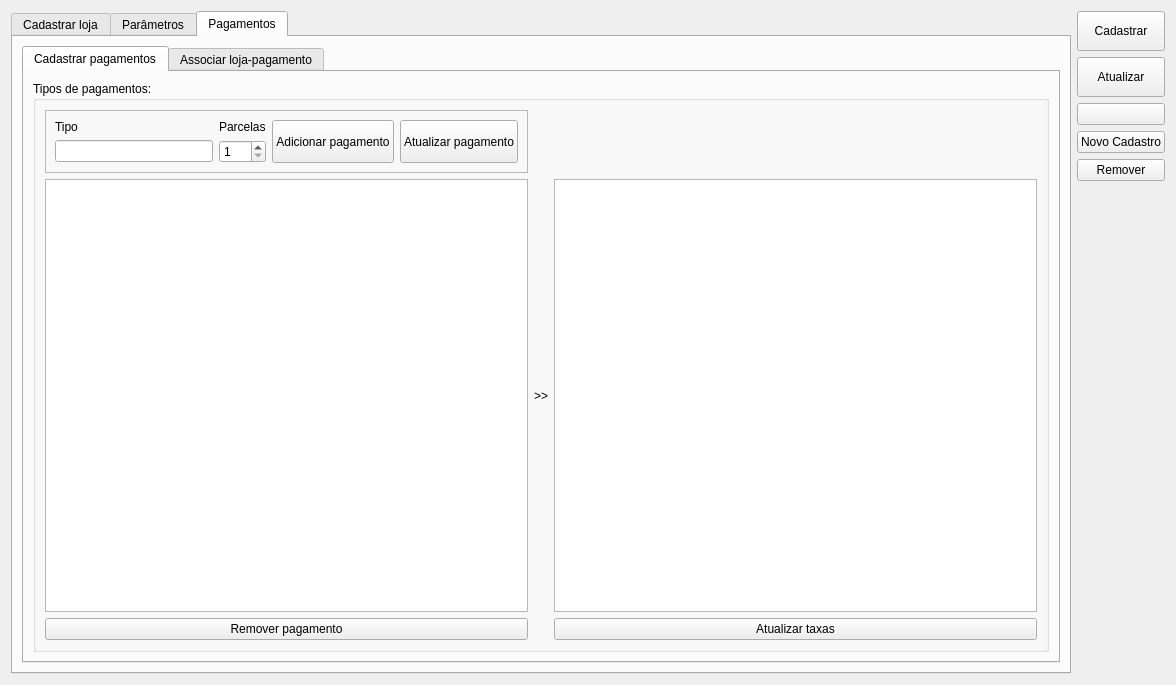
The window that ui/cadastroloja.ui (darktorres/ERP-STACCATO) describes before a commit, drawn with Qt 5.
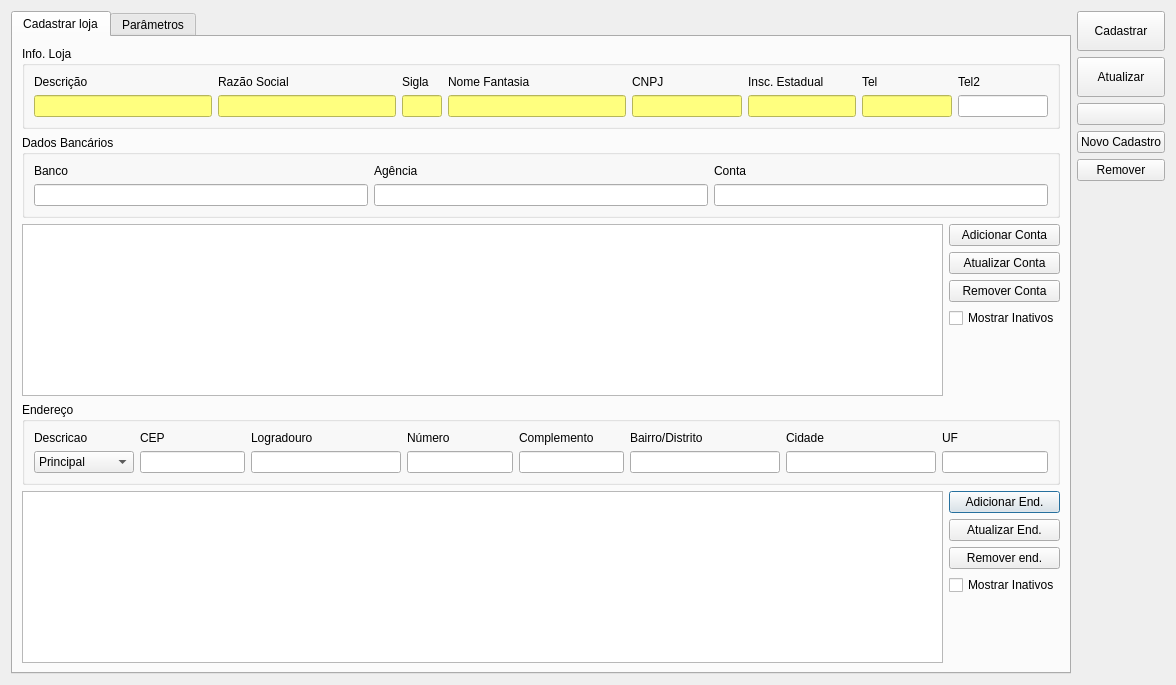
The same window after the commit. The open tabs and pages were chosen to show the change. Icons and pictures are not drawn. Custom widgets are drawn as their Qt base class.

Commit message: Transferido pagamentos para uma tela separada

Diff of the .ui file:
```diff
--- a/ui/cadastroloja.ui
+++ b/ui/cadastroloja.ui
@@ -845,206 +845,6 @@
        </item>
       </layout>
      </widget>
-     <widget class="QWidget" name="tabPagamentos">
-      <attribute name="title">
-       <string>Pagamentos</string>
-      </attribute>
-      <layout class="QGridLayout" name="gridLayout_14">
-       <item row="0" column="0">
-        <widget class="QTabWidget" name="tabWidget_2">
-         <property name="currentIndex">
-          <number>0</number>
-         </property>
-         <widget class="QWidget" name="tabCadastrarPag">
-          <attribute name="title">
-           <string>Cadastrar pagamentos</string>
-          </attribute>
-          <layout class="QGridLayout" name="gridLayout_18">
-           <item row="0" column="0">
-            <widget class="QGroupBox" name="groupBox_3">
-             <property name="title">
-              <string>Tipos de pagamentos:</string>
-             </property>
-             <layout class="QGridLayout" name="gridLayout_10">
-              <item row="4" column="2">
-               <widget class="TableView" name="tableTaxas"/>
-              </item>
-              <item row="4" column="0">
-               <widget class="TableView" name="tablePagamentos">
-                <property name="editTriggers">
-                 <set>QAbstractItemView::NoEditTriggers</set>
-                </property>
-                <property name="selectionBehavior">
-                 <enum>QAbstractItemView::SelectRows</enum>
-                </property>
-               </widget>
-              </item>
-              <item row="4" column="1">
-               <widget class="QLabel" name="label_8">
-                <property name="text">
-                 <string>&gt;&gt;</string>
-                </property>
-               </widget>
-              </item>
-              <item row="0" column="0">
-               <widget class="QFrame" name="frame">
-                <property name="frameShape">
-                 <enum>QFrame::StyledPanel</enum>
-                </property>
-                <layout class="QGridLayout" name="gridLayout_15">
-                 <item row="0" column="3" rowspan="2">
-                  <widget class="QPushButton" name="pushButtonAtualizarPagamento">
-                   <property name="sizePolicy">
-                    <sizepolicy hsizetype="Minimum" vsizetype="Minimum">
-                     <horstretch>0</horstretch>
-                     <verstretch>0</verstretch>
-                    </sizepolicy>
-                   </property>
-                   <property name="text">
-                    <string>Atualizar pagamento</string>
-                   </property>
-                  </widget>
-                 </item>
-                 <item row="0" column="0">
-                  <widget class="QLabel" name="label_3">
-                   <property name="text">
-                    <string>Tipo</string>
-                   </property>
-                  </widget>
-                 </item>
-                 <item row="1" column="0">
-                  <widget class="QLineEdit" name="lineEditPagamento"/>
-                 </item>
-                 <item row="0" column="1">
-                  <widget class="QLabel" name="label_7">
-                   <property name="text">
-                    <string>Parcelas</string>
-                   </property>
-                  </widget>
-                 </item>
-                 <item row="0" column="2" rowspan="2">
-                  <widget class="QPushButton" name="pushButtonAdicionarPagamento">
-                   <property name="sizePolicy">
-                    <sizepolicy hsizetype="Minimum" vsizetype="Minimum">
-                     <horstretch>0</horstretch>
-                     <verstretch>0</verstretch>
-                    </sizepolicy>
-                   </property>
-                   <property name="text">
-                    <string>Adicionar pagamento</string>
-                   </property>
-                  </widget>
-                 </item>
-                 <item row="1" column="1">
-                  <widget class="QSpinBox" name="spinBoxParcelas">
-                   <property name="minimum">
-                    <number>1</number>
-                   </property>
-                  </widget>
-                 </item>
-                </layout>
-               </widget>
-              </item>
-              <item row="5" column="0">
-               <widget class="QPushButton" name="pushButtonRemoverPagamento">
-                <property name="text">
-                 <string>Remover pagamento</string>
-                </property>
-               </widget>
-              </item>
-              <item row="5" column="2">
-               <widget class="QPushButton" name="pushButtonAtualizarTaxas">
-                <property name="text">
-                 <string>Atualizar taxas</string>
-                </property>
-               </widget>
-              </item>
-             </layout>
-            </widget>
-           </item>
-          </layout>
-         </widget>
-         <widget class="QWidget" name="tabAssociarPag">
-          <attribute name="title">
-           <string>Associar loja-pagamento</string>
-          </attribute>
-          <layout class="QGridLayout" name="gridLayout_19">
-           <item row="1" column="0" rowspan="2">
-            <widget class="TableView" name="tableAssocia1">
-             <property name="editTriggers">
-              <set>QAbstractItemView::NoEditTriggers</set>
-             </property>
-             <property name="selectionMode">
-              <enum>QAbstractItemView::ExtendedSelection</enum>
-             </property>
-             <property name="selectionBehavior">
-              <enum>QAbstractItemView::SelectRows</enum>
-             </property>
-            </widget>
-           </item>
-           <item row="1" column="2" rowspan="2">
-            <widget class="TableView" name="tableAssocia2">
-             <property name="editTriggers">
-              <set>QAbstractItemView::NoEditTriggers</set>
-             </property>
-             <property name="selectionMode">
-              <enum>QAbstractItemView::ContiguousSelection</enum>
-             </property>
-             <property name="selectionBehavior">
-              <enum>QAbstractItemView::SelectRows</enum>
-             </property>
-            </widget>
-           </item>
-           <item row="1" column="1" rowspan="2">
-            <layout class="QGridLayout" name="gridLayout_12">
-             <item row="0" column="0">
-              <widget class="QPushButton" name="pushButtonAdicionaAssociacao">
-               <property name="text">
-                <string>Associar &gt;&gt;</string>
-               </property>
-              </widget>
-             </item>
-             <item row="1" column="0">
-              <widget class="QPushButton" name="pushButtonRemoveAssociacao">
-               <property name="text">
-                <string>Desassociar &lt;&lt;</string>
-               </property>
-              </widget>
-             </item>
-            </layout>
-           </item>
-           <item row="0" column="0">
-            <widget class="QLabel" name="label_13">
-             <property name="sizePolicy">
-              <sizepolicy hsizetype="Preferred" vsizetype="Maximum">
-               <horstretch>0</horstretch>
-               <verstretch>0</verstretch>
-              </sizepolicy>
-             </property>
-             <property name="text">
-              <string>Pagamentos não associados</string>
-             </property>
-            </widget>
-           </item>
-           <item row="0" column="2">
-            <widget class="QLabel" name="label_14">
-             <property name="sizePolicy">
-              <sizepolicy hsizetype="Preferred" vsizetype="Maximum">
-               <horstretch>0</horstretch>
-               <verstretch>0</verstretch>
-              </sizepolicy>
-             </property>
-             <property name="text">
-              <string>Pagamentos associados</string>
-             </property>
-            </widget>
-           </item>
-          </layout>
-         </widget>
-        </widget>
-       </item>
-      </layout>
-     </widget>
     </widget>
    </item>
    <item row="0" column="1">
```
Left out of the diff: 15 changed lines with no effect on the pictures. The commit also changes 9 other files.
